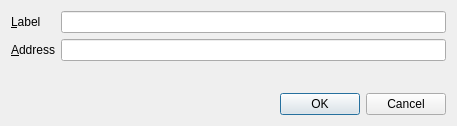
Above: src/qt/forms/editaddressdialog.ui from VaporumCoin/VaporumOcean-0.7.2 before the change. Below: the same form after it.
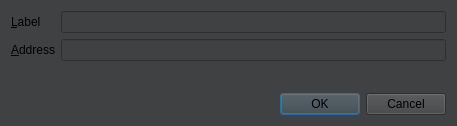
That is the form after the change. Custom widgets are drawn as their Qt base class.

```diff
--- a/src/qt/forms/editaddressdialog.ui
+++ b/src/qt/forms/editaddressdialog.ui
@@ -13,6 +13,9 @@
   <property name="windowTitle">
    <string>Edit Address</string>
   </property>
+  <property name="styleSheet">
+   <string notr="true">background-color: rgb(64, 65, 66);</string>
+  </property>
   <layout class="QVBoxLayout" name="verticalLayout">
    <item>
     <layout class="QFormLayout" name="formLayout">
```
